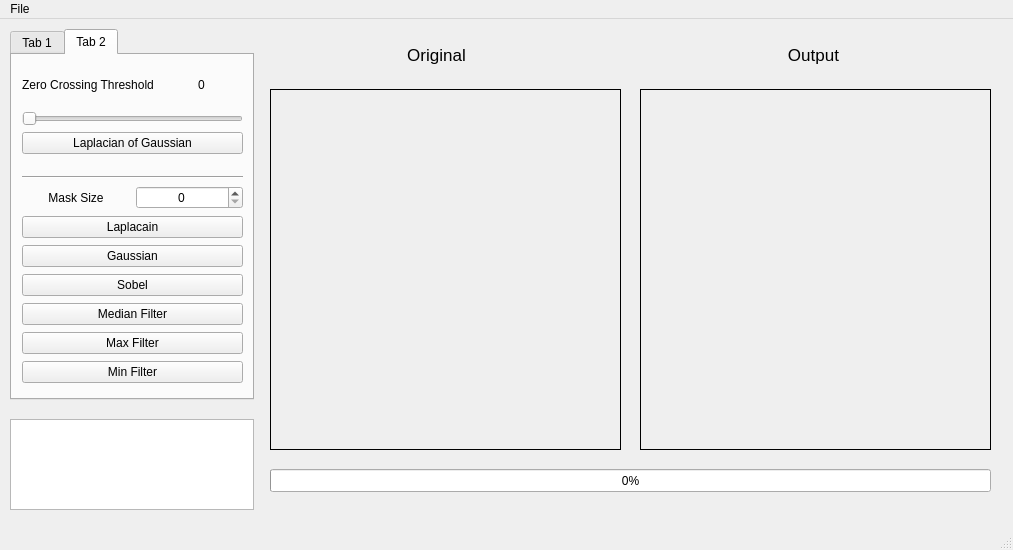
This is HW03/myui.ui in WesleyCh3n/Img-Processing as Qt 5 draws it before an edit. The edited form follows.
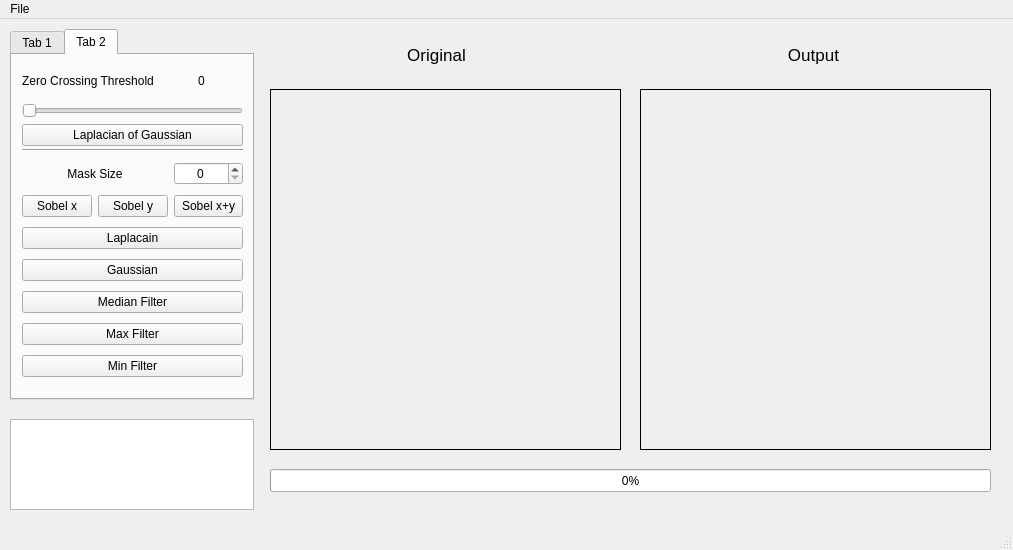
This is the edited form. The open tabs and pages were chosen to show the change.

Diff of the .ui file:
```diff
--- a/HW03/myui.ui
+++ b/HW03/myui.ui
@@ -221,7 +221,7 @@
         <x>10</x>
         <y>10</y>
         <width>221</width>
-        <height>89</height>
+        <height>81</height>
        </rect>
       </property>
       <layout class="QGridLayout" name="gridLayout_2">
@@ -265,78 +265,92 @@
       <property name="geometry">
        <rect>
         <x>10</x>
-        <y>120</y>
+        <y>90</y>
         <width>221</width>
-        <height>216</height>
+        <height>241</height>
        </rect>
       </property>
       <layout class="QGridLayout" name="gridLayout_3">
-       <item row="11" column="0" colspan="2">
-        <widget class="QPushButton" name="minPb">
+       <item row="0" column="0" colspan="3">
+        <widget class="Line" name="line_2">
+         <property name="orientation">
+          <enum>Qt::Horizontal</enum>
+         </property>
+        </widget>
+       </item>
+       <item row="1" column="2">
+        <widget class="QSpinBox" name="sizesB_2">
+         <property name="alignment">
+          <set>Qt::AlignCenter</set>
+         </property>
+        </widget>
+       </item>
+       <item row="6" column="2">
+        <widget class="QPushButton" name="SobelxyPb">
          <property name="text">
-          <string>Min Filter</string>
+          <string>Sobel x+y</string>
          </property>
         </widget>
        </item>
-       <item row="9" column="0" colspan="2">
+       <item row="12" column="0" colspan="3">
         <widget class="QPushButton" name="midPb">
          <property name="text">
           <string>Median Filter</string>
          </property>
         </widget>
        </item>
-       <item row="10" column="0" colspan="2">
+       <item row="6" column="1">
+        <widget class="QPushButton" name="SobelyPb">
+         <property name="text">
+          <string>Sobel y</string>
+         </property>
+        </widget>
+       </item>
+       <item row="1" column="0" colspan="2">
+        <widget class="QLabel" name="label_6">
+         <property name="text">
+          <string>Mask Size</string>
+         </property>
+         <property name="alignment">
+          <set>Qt::AlignCenter</set>
+         </property>
+        </widget>
+       </item>
+       <item row="13" column="0" colspan="3">
         <widget class="QPushButton" name="maxPb">
          <property name="text">
           <string>Max Filter</string>
          </property>
         </widget>
        </item>
-       <item row="4" column="0" colspan="2">
+       <item row="6" column="0">
+        <widget class="QPushButton" name="SobelxPb">
+         <property name="text">
+          <string>Sobel x</string>
+         </property>
+        </widget>
+       </item>
+       <item row="14" column="0" colspan="3">
+        <widget class="QPushButton" name="minPb">
+         <property name="text">
+          <string>Min Filter</string>
+         </property>
+        </widget>
+       </item>
+       <item row="7" column="0" colspan="3">
         <widget class="QPushButton" name="LaplaPb">
          <property name="text">
           <string>Laplacain</string>
          </property>
         </widget>
        </item>
-       <item row="1" column="1">
-        <widget class="QSpinBox" name="sizesB_2">
-         <property name="alignment">
-          <set>Qt::AlignCenter</set>
-         </property>
-        </widget>
-       </item>
-       <item row="0" column="0" colspan="2">
-        <widget class="Line" name="line_2">
-         <property name="orientation">
-          <enum>Qt::Horizontal</enum>
-         </property>
-        </widget>
-       </item>
-       <item row="1" column="0">
-        <widget class="QLabel" name="label_6">
-         <property name="text">
-          <string>Mask Size</string>
-         </property>
-         <property name="alignment">
-          <set>Qt::AlignCenter</set>
-         </property>
-        </widget>
-       </item>
-       <item row="5" column="0" colspan="2">
+       <item row="8" column="0" colspan="3">
         <widget class="QPushButton" name="gussPb">
          <property name="text">
           <string>Gaussian</string>
          </property>
         </widget>
        </item>
-       <item row="6" column="0" colspan="2">
-        <widget class="QPushButton" name="SobelPb">
-         <property name="text">
-          <string>Sobel</string>
-         </property>
-        </widget>
-       </item>
       </layout>
      </widget>
     </widget>
```
